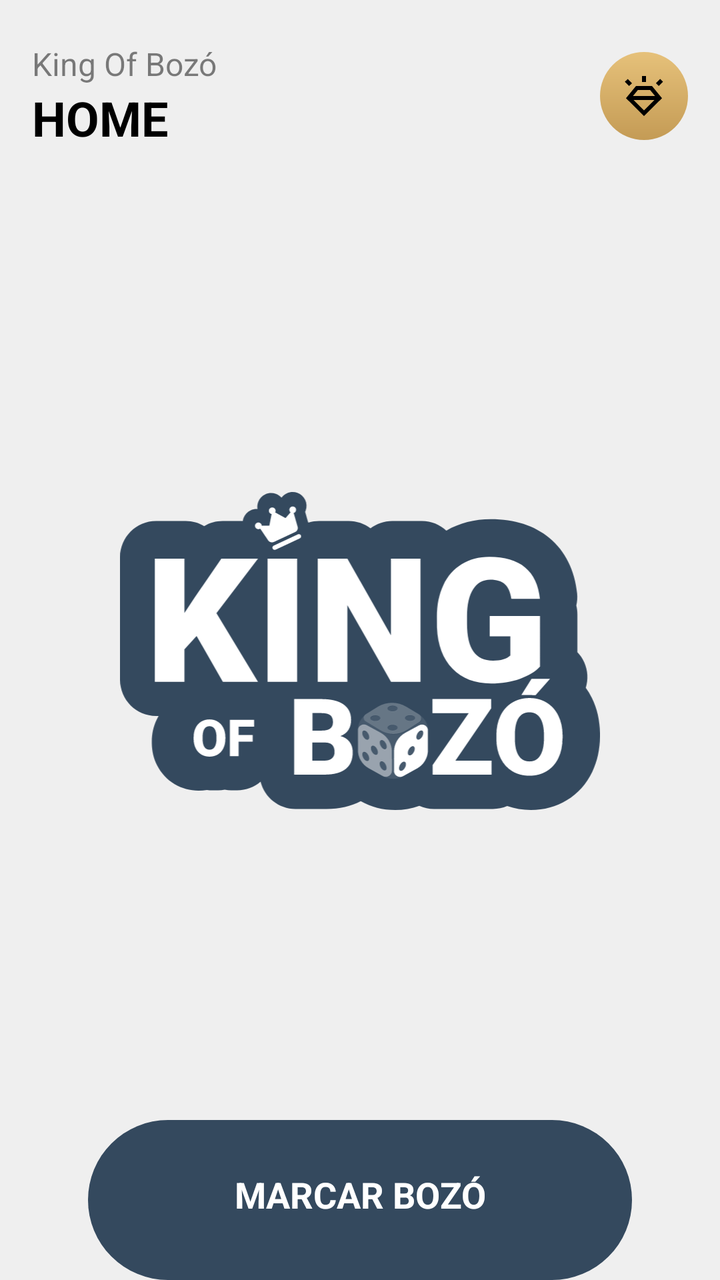
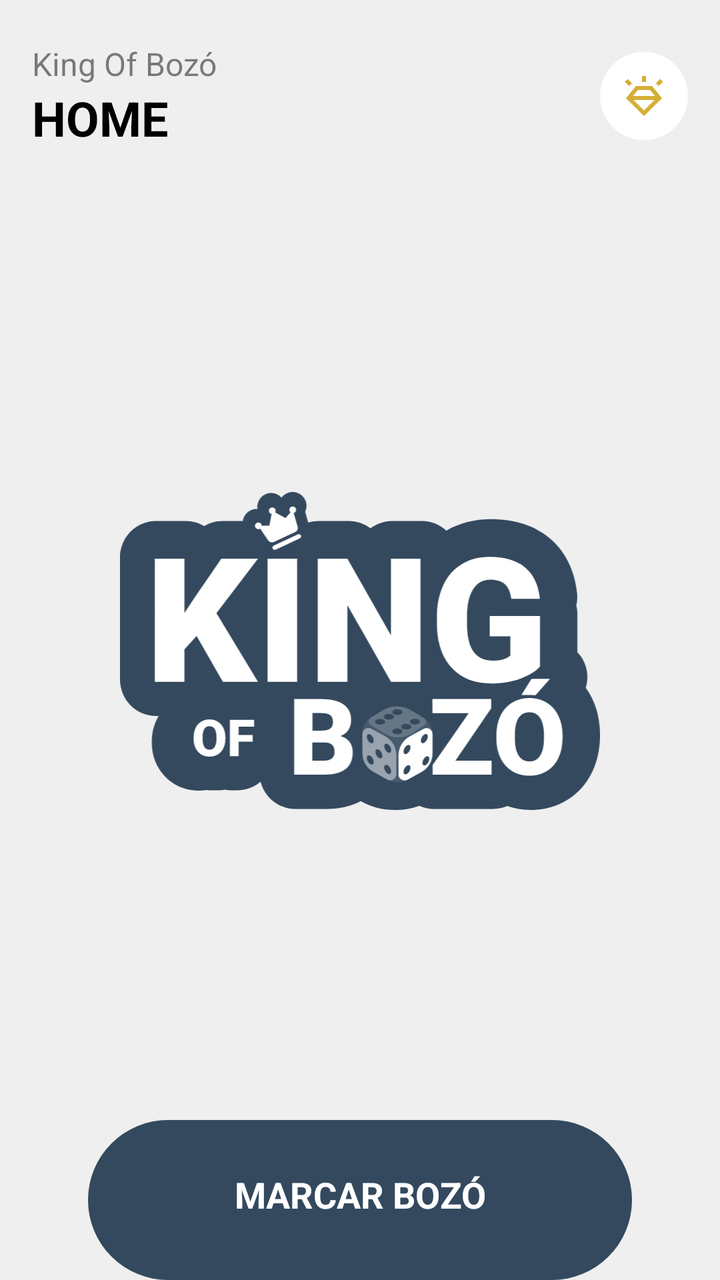

Screens rendered from an Android XML layout before and after an edit, with the pre-edit source and the edit as a unified diff.
<!-- AndroidManifest.xml: application theme Base.Theme.KingOfBozo.Standard -->
<!-- res/layout/fragment_home.xml -->
<?xml version="1.0" encoding="utf-8"?>
<androidx.constraintlayout.widget.ConstraintLayout
    xmlns:android="http://schemas.android.com/apk/res/android"
    xmlns:app="http://schemas.android.com/apk/res-auto"
    xmlns:tools="http://schemas.android.com/tools"
    android:layout_width="match_parent"
    android:layout_height="match_parent"
    android:background="?attr/customBackground"
    tools:context=".ui.home.HomeFragment"
    android:fitsSystemWindows="true">

    <LinearLayout
        android:id="@+id/text_ajustes_title"
        android:layout_width="match_parent"
        android:layout_height="wrap_content"
        android:orientation="horizontal"
        android:layout_marginTop="5dp"
        android:paddingVertical="16dp"
        android:layout_marginHorizontal="16dp"
        app:layout_constraintStart_toStartOf="parent"
        app:layout_constraintTop_toTopOf="parent">

        <LinearLayout
            android:layout_width="wrap_content"
            android:layout_height="wrap_content"
            android:gravity="start"
            android:orientation="vertical"
            android:layout_gravity="center_vertical"
            android:layout_weight="1">

        <TextView
            android:id="@+id/text_app_title"
            android:layout_width="wrap_content"
            android:layout_height="wrap_content"
            android:alpha="0.5"
            android:text="@string/king_of_boz"
            android:textColor="?attr/textFillColor"
            android:textSize="16sp" />

        <TextView
            android:id="@+id/text_greeting"
            android:layout_width="wrap_content"
            android:layout_height="wrap_content"
            android:text="HOME"
            android:textColor="?attr/textFillColor"
            android:textSize="24sp"
            android:textStyle="bold" />

        </LinearLayout>

        <ImageView
            android:id="@+id/button_premium_home"
            android:layout_width="44dp"
            android:layout_height="44dp"
            android:layout_gravity="center_vertical"
            android:background="@drawable/bg_gold_button"
            android:backgroundTint="@null"
            android:padding="10dp"
            android:src="@drawable/ic_diamond_shine"
            app:tint="@color/premium_text_on_gold"
            android:clickable="true"
            android:focusable="true"
            tools:ignore="ContentDescription" />

    </LinearLayout>

    <ImageView
        android:id="@+id/image_logo_fundo"
        android:layout_width="match_parent"
        android:layout_height="wrap_content"
        android:layout_marginHorizontal="60dp"
        android:adjustViewBounds="true"
        android:contentDescription="@string/logo_king_of_boz"
        android:src="@drawable/fundo_logo"
        android:transitionName="logo_fundo_main"
        app:layout_constraintBottom_toTopOf="@+id/button_marcador"
        app:layout_constraintTop_toBottomOf="@+id/text_ajustes_title"
        app:tint="?attr/colorPrimary"
        tools:ignore="MissingConstraints" />

    <FrameLayout
        android:id="@+id/logo_container"
        android:layout_width="match_parent"
        android:layout_height="wrap_content"
        android:layout_marginHorizontal="60dp"
        android:transitionName="logo_main"
        app:layout_constraintBottom_toTopOf="@+id/button_marcador"
        app:layout_constraintTop_toBottomOf="@+id/text_ajustes_title">

        
        <ImageView
            android:id="@+id/letter_k"
            android:layout_width="match_parent"
            android:layout_height="wrap_content"
            android:adjustViewBounds="true"
            android:src="@drawable/logo_k"
            tools:ignore="ContentDescription" />

        <ImageView
            android:id="@+id/letter_i"
            android:layout_width="match_parent"
            android:layout_height="wrap_content"
            android:adjustViewBounds="true"
            android:src="@drawable/logo_i"
            tools:ignore="ContentDescription" />

        <ImageView
            android:id="@+id/letter_n"
            android:layout_width="match_parent"
            android:layout_height="wrap_content"
            android:adjustViewBounds="true"
            android:src="@drawable/logo_n"
            tools:ignore="ContentDescription" />

        <ImageView
            android:id="@+id/letter_g"
            android:layout_width="match_parent"
            android:layout_height="wrap_content"
            android:adjustViewBounds="true"
            android:src="@drawable/logo_g"
            tools:ignore="ContentDescription" />

        
        <ImageView
            android:id="@+id/letter_o_of"
            android:layout_width="match_parent"
            android:layout_height="wrap_content"
            android:adjustViewBounds="true"
            android:src="@drawable/logo_o_of"
            tools:ignore="ContentDescription" />

        <ImageView
            android:id="@+id/letter_f"
            android:layout_width="match_parent"
            android:layout_height="wrap_content"
            android:adjustViewBounds="true"
            android:src="@drawable/logo_f"
            tools:ignore="ContentDescription" />

        
        <ImageView
            android:id="@+id/letter_b"
            android:layout_width="match_parent"
            android:layout_height="wrap_content"
            android:adjustViewBounds="true"
            android:src="@drawable/logo_b"
            tools:ignore="ContentDescription" />

        <ImageView
            android:id="@+id/logo_dice"
            android:layout_width="match_parent"
            android:layout_height="wrap_content"
            android:adjustViewBounds="true"
            android:src="@drawable/logo_dice"
            tools:ignore="ContentDescription" />

        <ImageView
            android:id="@+id/letter_z"
            android:layout_width="match_parent"
            android:layout_height="wrap_content"
            android:adjustViewBounds="true"
            android:src="@drawable/logo_z"
            tools:ignore="ContentDescription" />

        <ImageView
            android:id="@+id/letter_o_bzo"
            android:layout_width="match_parent"
            android:layout_height="wrap_content"
            android:adjustViewBounds="true"
            android:src="@drawable/logo_o_bzo"
            tools:ignore="ContentDescription" />

        
        <ImageView
            android:id="@+id/crown"
            android:layout_width="match_parent"
            android:layout_height="wrap_content"
            android:adjustViewBounds="true"
            android:src="@drawable/logo_crown"
            tools:ignore="ContentDescription" />

    </FrameLayout>


    <TextView
        android:id="@+id/button_marcador"
        android:layout_width="match_parent"
        android:layout_height="80dp"
        android:layout_marginHorizontal="44dp"
        android:background="@drawable/background_card_btn_repouso_destaque_menu"
        android:backgroundTint="?attr/colorPrimary"
        android:gravity="top|center"
        android:paddingTop="25dp"
        android:text="MARCAR BOZÓ"
        android:textColor="?attr/customTextBackground"
        android:textSize="18sp"
        android:textStyle="bold"
        app:layout_constraintBottom_toBottomOf="parent"
        app:layout_constraintEnd_toEndOf="parent"
        app:layout_constraintStart_toStartOf="parent" />


</androidx.constraintlayout.widget.ConstraintLayout>
<!-- resources referenced by this layout -->
<resources>
  <color name="premium_text_on_gold">#000000</color>
  <!-- drawable background_card_btn_repouso_destaque_menu (drawable) -->
  <shape xmlns:android="http://schemas.android.com/apk/res/android"
      android:shape="rectangle">
      <solid android:color="@color/fundo_light" />
      <corners
          android:topLeftRadius="40dp"
          android:topRightRadius="40dp"
          android:bottomLeftRadius="40dp"
          android:bottomRightRadius="40dp" />
  </shape>
  <!-- drawable bg_gold_button (drawable) -->
  <?xml version="1.0" encoding="utf-8"?>
  <shape xmlns:android="http://schemas.android.com/apk/res/android"
      android:shape="rectangle">
  
      
      <gradient
          android:angle="270"
          android:startColor="@color/premium_button_gold_start"
          android:endColor="@color/premium_button_gold_end"
          android:type="linear" />
  
      
      <corners android:radius="50dp" />
  
  </shape>
  <!-- drawable ic_diamond_shine (drawable) -->
  <vector xmlns:android="http://schemas.android.com/apk/res/android" android:height="24dp" android:tint="#FFFFFF" android:viewportHeight="960" android:viewportWidth="960" android:width="24dp">
        
      <path android:fillColor="@android:color/white" android:pathData="M480,880L120,524L320,280L640,280L840,524L480,880ZM183,280L98,195L155,139L240,224L183,280ZM440,200L440,80L520,80L520,200L440,200ZM775,280L718,223L803,138L860,195L775,280ZM480,768L690,560L270,560L480,768ZM358,360L259,480L701,480L602,360L358,360Z"/>
      
  </vector>
  <!-- drawable logo_dice: vector/xml drawable (drawable, 5816 chars, omitted) -->
  <!-- drawable logo_f (drawable) -->
  <vector xmlns:android="http://schemas.android.com/apk/res/android" android:width="1174.4dp" android:height="778.5dp" android:viewportWidth="1174.4" android:viewportHeight="778.5">
    <path android:pathData="M324.4,611.3h-34.5v35.3h-21.4v-88.8h59.4v16.5h-38v20.4h34.5v16.5Z" android:fillColor="#fff"/>
  </vector>
  <!-- drawable logo_i (drawable) -->
  <vector xmlns:android="http://schemas.android.com/apk/res/android" android:width="1174.4dp" android:height="778.5dp" android:viewportWidth="1174.4" android:viewportHeight="778.5">
    <path android:pathData="M433.2,464.6h-72.4V163.3h72.4v301.3Z" android:fillColor="#fff"/>
  </vector>
  <!-- drawable logo_k (drawable) -->
  <vector xmlns:android="http://schemas.android.com/apk/res/android" android:width="1174.4dp" android:height="778.5dp" android:viewportWidth="1174.4" android:viewportHeight="778.5">
    <path android:pathData="M187.1,352.4l-29.8,32.7v79.5h-72.6V163.3h72.6v132.9l25.3,-38.3 65,-94.6h89.8l-101.8,133.3 101.8,168h-86.1l-64.2,-112.2Z" android:fillColor="#fff"/>
  </vector>
  <!-- drawable logo_n (drawable) -->
  <vector xmlns:android="http://schemas.android.com/apk/res/android" android:width="1174.4dp" android:height="778.5dp" android:viewportWidth="1174.4" android:viewportHeight="778.5">
    <path android:pathData="M735.3,464.6h-72.2l-106.8,-187.5v187.5h-72.6V163.3h72.6l106.6,187.5v-187.5h72.4v301.3Z" android:fillColor="#fff"/>
  </vector>
  <!-- drawable logo_z (drawable) -->
  <vector xmlns:android="http://schemas.android.com/apk/res/android" android:width="1174.4dp" android:height="778.5dp" android:viewportWidth="1174.4" android:viewportHeight="778.5">
    <path android:pathData="M820.8,657.7h88.5v34.3h-144.2v-23.5l88.2,-127.1h-88.7v-34.5h143.8v22.9l-87.6,127.9Z" android:fillColor="#fff"/>
  </vector>
  <string name="king_of_boz">King Of Bozó</string>
  <string name="logo_king_of_boz">Logo King of Bozó</string>
  <color name="fundo_light">#EFEFEF</color>
  <color name="premium_button_gold_start">#E6C17A</color>
  <color name="premium_button_gold_end">#C49B55</color>
  <color name="padrao">#34495e</color>
  <color name="text_dark">#000000</color>
  <color name="text_light">#FFFFFF</color>
  <color name="icon_dark">#000000</color>
  <color name="icon_light">#FFFFFF</color>
  <color name="card_light">#FFFFFF</color>
  <color name="card_dark">#17212A</color>
  <!-- unchanged entries left out for length: 8 -->
</resources>

<!-- the commit's change to res/layout/fragment_home.xml (unified diff, before → after) -->
@@ -54,10 +54,10 @@
             android:layout_height="44dp"
             android:layout_gravity="center_vertical"
             android:background="@drawable/bg_gold_button"
-            android:backgroundTint="@null"
+            android:backgroundTint="?attr/cardBackgroundColor"
             android:padding="10dp"
             android:src="@drawable/ic_diamond_shine"
-            app:tint="@color/premium_text_on_gold"
+            app:tint="@color/premium"
             android:clickable="true"
             android:focusable="true"
             tools:ignore="ContentDescription" />
<!-- resource entries referenced after the edit -->
@@ -1,6 +1,6 @@
 <!-- resources referenced by this layout -->
 <resources>
-  <color name="premium_text_on_gold">#000000</color>
+  <color name="premium">#D4AF37</color>
   <!-- drawable background_card_btn_repouso_destaque_menu (drawable) -->
   <shape xmlns:android="http://schemas.android.com/apk/res/android"
       android:shape="rectangle">
@@ -33,7 +33,7 @@
       <path android:fillColor="@android:color/white" android:pathData="M480,880L120,524L320,280L640,280L840,524L480,880ZM183,280L98,195L155,139L240,224L183,280ZM440,200L440,80L520,80L520,200L440,200ZM775,280L718,223L803,138L860,195L775,280ZM480,768L690,560L270,560L480,768ZM358,360L259,480L701,480L602,360L358,360Z"/>
       
   </vector>
-  <!-- drawable logo_dice: vector/xml drawable (drawable, 5816 chars, omitted) -->
+  <!-- drawable logo_dice: vector/xml drawable (drawable, 3811 chars, omitted) -->
   <!-- drawable logo_f (drawable) -->
   <vector xmlns:android="http://schemas.android.com/apk/res/android" android:width="1174.4dp" android:height="778.5dp" android:viewportWidth="1174.4" android:viewportHeight="778.5">
     <path android:pathData="M324.4,611.3h-34.5v35.3h-21.4v-88.8h59.4v16.5h-38v20.4h34.5v16.5Z" android:fillColor="#fff"/>
@@ -65,7 +65,7 @@
   <color name="icon_dark">#000000</color>
   <color name="icon_light">#FFFFFF</color>
   <color name="card_light">#FFFFFF</color>
-  <color name="card_dark">#17212A</color>
+  <color name="card_dark">#282828</color>
   <!-- unchanged entries left out for length: 8 -->
 </resources>
 
